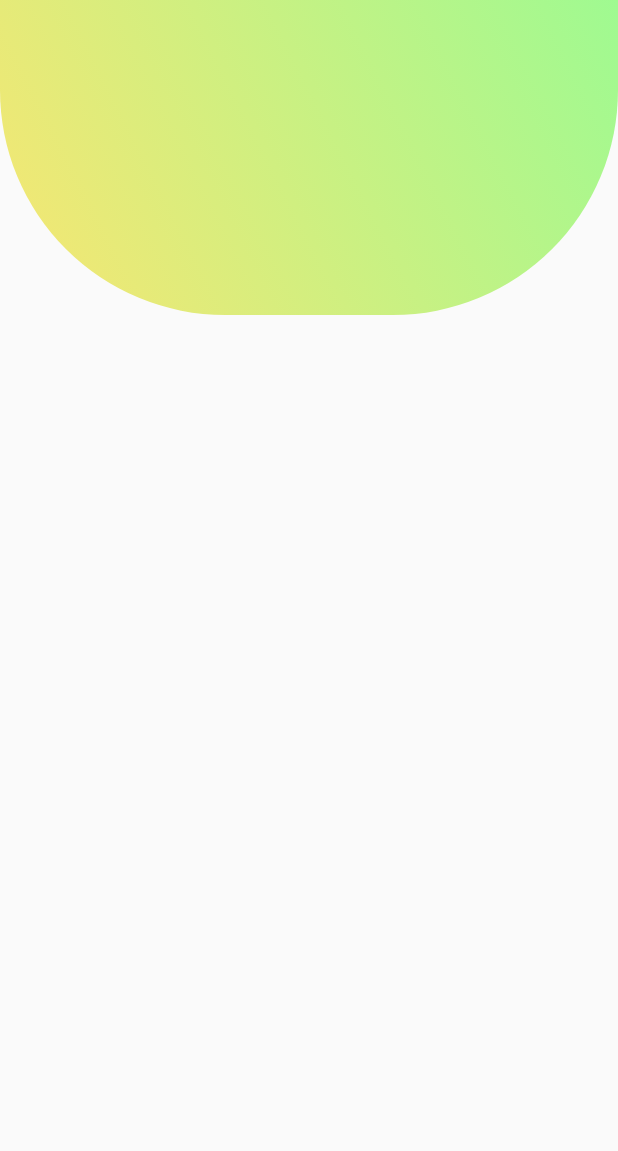
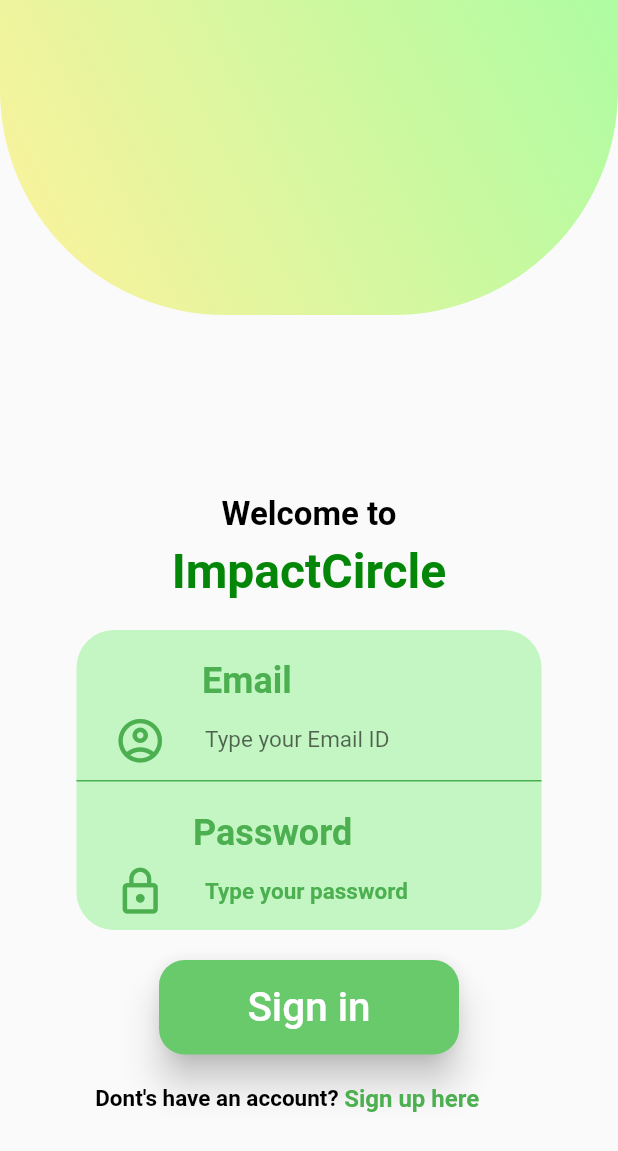
Before and after one commit to kartikpachori/Test, a Flutter app: the screen it shows after launch, on a phone screen of 412 x 824 dp. Shown: the top 1151 px of the screen. Run offline on Flutter 3.47's test engine with Material 2 defaults, Android fonts, the phone set to English and light mode, and no system bars.

```diff
--- a/lib/main.dart
+++ b/lib/main.dart
@@ -10,7 +10,9 @@ class MyApp extends StatelessWidget {
     return MaterialApp(
       debugShowCheckedModeBanner: false,
       home: Scaffold(
-        body: Container(
+        body: Column(
+          children: [
+            Container(
               height: 210,
               width: double.infinity,
               decoration: BoxDecoration(
@@ -22,13 +24,176 @@ class MyApp extends StatelessWidget {
                   begin: Alignment.bottomLeft,
                   end: Alignment.topRight,
                   colors: [
-                Color.fromARGB(255, 248, 230, 114),
-                Color.fromARGB(255, 159, 250, 145)
+                    Color.fromARGB(255, 255, 242, 156),
+                    Color.fromARGB(255, 174, 252, 162)
                   ],
                   stops: [0.0, 1.0],
                 ),
               ),
             ),
+            Container(
+              height: 120,
+              width: double.infinity,
+            ),
+            Text(
+              'Welcome to',
+              textAlign: TextAlign.center,
+              style: TextStyle(
+                  color: Colors.black,
+                  fontSize: 22,
+                  fontWeight: FontWeight.bold),
+            ),
+            SizedBox(height: 6),
+            Text(
+              'ImpactCircle',
+              textAlign: TextAlign.center,
+              style: TextStyle(
+                  color: const Color.fromARGB(255, 4, 135, 8),
+                  fontSize: 32,
+                  fontWeight: FontWeight.bold),
+            ),
+            SizedBox(height: 20),
+            Container(
+              height: 200,
+              width: 310,
+              decoration: BoxDecoration(
+                borderRadius: BorderRadius.circular(25),
+                color: Color.fromARGB(156, 160, 244, 160),
+              ),
+              child: Column(
+                mainAxisAlignment: MainAxisAlignment.start,
+                crossAxisAlignment: CrossAxisAlignment.start,
+                children: [
+                  SizedBox(height: 20),
+                  Text(
+                    '              Email',
+                    style: TextStyle(
+                      color: Colors.green,
+                      fontSize: 24,
+                      fontWeight: FontWeight.bold,
+                    ),
+                  ),
+                  SizedBox(height: 8),
+                  Row(
+                    children: [
+                      Container(
+                        height: 20,
+                        width: 25,
+                      ),
+                      Icon(
+                        Icons.account_circle_outlined,
+                        color: Colors.green,
+                        size: 35,
+                      ),
+                      Container(
+                        width: 250,
+                        height: 25,
+                        child: Form(
+                          child: TextFormField(
+                            decoration: InputDecoration(
+                              border: InputBorder.none,
+                              labelText: '       Type your Email ID',
+                              labelStyle: TextStyle(
+                                fontSize: 15, // Adjust the font size
+                                // Change the color
+                              ),
+                            ),
+                            textInputAction: TextInputAction.done,
+                          ),
+                        ),
+                      )
+                    ],
+                  ),
+                  SizedBox(height: 10),
+                  Divider(
+                    color: Colors.green,
+                    thickness: 1,
+                    height: 0,
+                  ),
+                  SizedBox(height: 20),
+                  Text(
+                    '             Password',
+                    style: TextStyle(
+                      color: Colors.green,
+                      fontSize: 24,
+                      fontWeight: FontWeight.bold,
+                    ),
+                  ),
+                  SizedBox(height: 8),
+                  Row(
+                    children: [
+                      Container(
+                        height: 20,
+                        width: 25,
+                      ),
+                      Icon(
+                        Icons.lock_outline,
+                        color: Colors.green,
+                        size: 35,
+                      ),
+                      Container(
+                        width: 250,
+                        height: 25,
+                        child: Form(
+                          child: TextFormField(
+                            decoration: InputDecoration(
+                              border: InputBorder.none,
+                              labelText: '       Type your password',
+                              labelStyle: TextStyle(
+                                fontSize: 15,
+                                fontWeight:
+                                    FontWeight.bold, // Adjust the font size
+                                color: Colors.green, // Change the color
+                              ),
+                            ),
+                            textInputAction: TextInputAction.done,
+                          ),
+                        ),
+                      )
+                    ],
+                  ),
+                ],
+              ),
+            ),
+            SizedBox(height: 20),
+            ElevatedButton(
+              onPressed: () {},
+              child: Text(
+                'Sign in',
+                style: TextStyle(fontSize: 27),
+              ),
+              style: ElevatedButton.styleFrom(
+                elevation: 10,
+                shadowColor: Colors.black,
+                shape: RoundedRectangleBorder(
+                  borderRadius: BorderRadius.circular(17),
+                ),
+                fixedSize: Size(200, 63),
+                backgroundColor: Color.fromARGB(255, 104, 202, 107),
+              ),
+            ),
+            SizedBox(height: 20),
+            Row(
+              children: [
+                Text(
+                  '                 Dont\'s have an account? ',
+                  style: TextStyle(
+                      fontSize: 15,
+                      fontWeight: FontWeight.bold,
+                      color: Colors.black),
+                ),
+                Text(
+                  'Sign up here ',
+                  style: TextStyle(
+                    fontSize: 16,
+                    color: Colors.green,
+                    fontWeight: FontWeight.bold,
+                  ),
+                ),
+              ],
+            )
+          ],
+        ),
       ),
     );
   }
```
Lines whose indentation alone changed are shown as unchanged.
